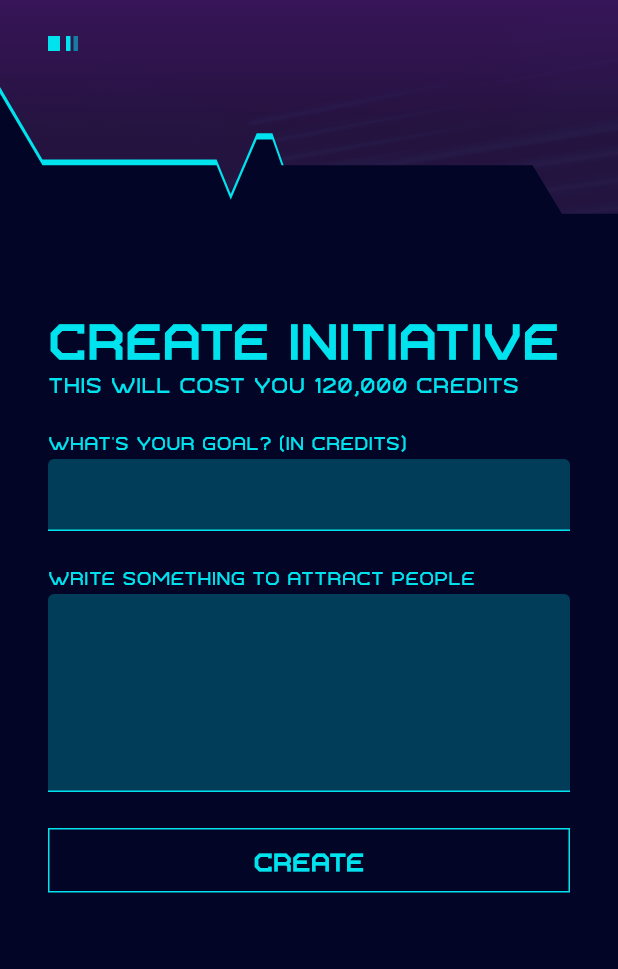
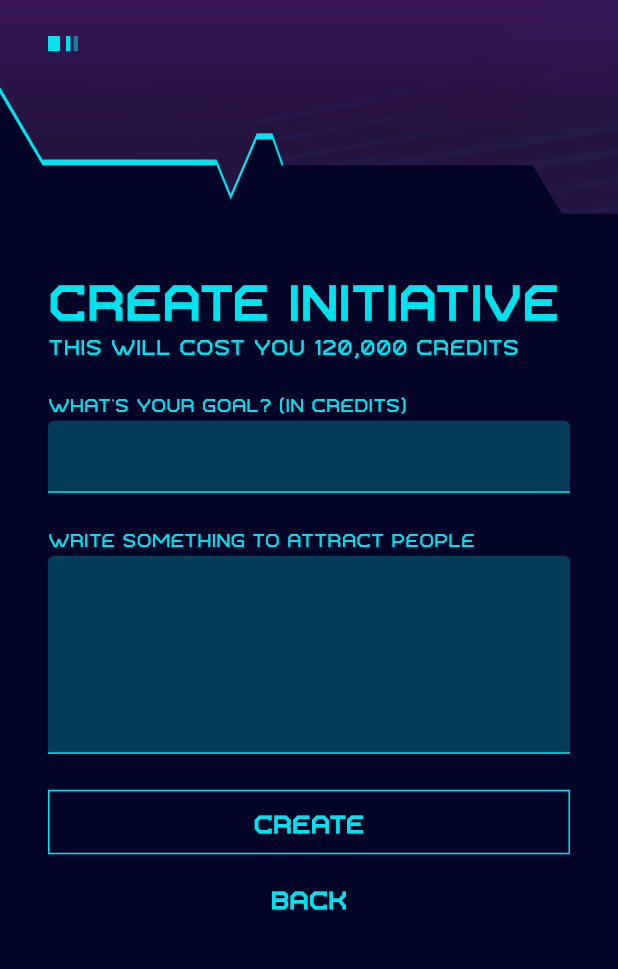
Before and after one commit to PixelaGt/engage, a Flutter app: the HomeScreen screen opened directly, after a tap on an icon or button, on a phone screen of 412 x 824 dp, the part 120-1089 px from its top. Run offline on Flutter 3.47's test engine with Material 2 defaults, Android fonts, the phone set to English and light mode, and no system bars; our stand-ins replace cloud_firestore, datetime_picker_formfield, firebase_auth, flutter_staggered_animations, freezed_annotation, google_sign_in and 1 more; accounts and stored records are empty; generated files the repository leaves out were written again; statements that could not run were skipped.

Commit message:
Fixes for web

```diff
--- a/lib/src/ui/screens/create_initiative.dart
+++ b/lib/src/ui/screens/create_initiative.dart
@@ -121,7 +121,11 @@ class _CreateInitiativeScreenState extends State<CreateInitiativeScreen> {
                                 ),
                                 SizedBox(height: 24.0),
                                 SquareButton(
-                                    'Create'.toUpperCase(), _createInitiative)
+                                    'Create'.toUpperCase(), _createInitiative),
+                                SizedBox(height: 8.0),
+                                SquareButton(
+                                    'Back', () => context.navigator.back(),
+                                    flat: true)
                               ],
                             ),
                           ),
--- a/lib/src/ui/screens/credits.dart
+++ b/lib/src/ui/screens/credits.dart
@@ -25,7 +25,7 @@ class _CreditsScreenState extends State<CreditsScreen> {
       padding: EdgeInsets.zero,
       children: [
         WebsafeSvg.asset('assets/svg/header-decoration.svg',
-            fit: BoxFit.fill, height: 80.0),
+            fit: BoxFit.cover, height: 80.0, width: context.width),
         SizedBox(height: 24.0),
         ListView(
             shrinkWrap: true,
--- a/lib/src/ui/screens/initiatives.dart
+++ b/lib/src/ui/screens/initiatives.dart
@@ -27,7 +27,7 @@ class _InitiativesScreenState extends State<InitiativesScreen> {
         padding: EdgeInsets.zero,
         children: [
           WebsafeSvg.asset('assets/svg/header-decoration.svg',
-              fit: BoxFit.fill, height: 80.0),
+              fit: BoxFit.cover, height: 80.0, width: context.width),
           SizedBox(height: 24.0),
           ListView(
             shrinkWrap: true,
--- a/lib/src/ui/screens/mine.dart
+++ b/lib/src/ui/screens/mine.dart
@@ -97,7 +97,11 @@ class _MineScreenState extends State<MineScreen> {
                                       : () => _start(),
                                 ),
                                 SizedBox(height: 16.0),
-                                CyberButton('Transfer', _credit)
+                                CyberButton('Transfer', _credit),
+                                SizedBox(height: 8.0),
+                                SquareButton(
+                                    'Back', () => context.navigator.back(),
+                                    flat: true)
                               ])),
                         ),
                         onPressed: null),
--- a/lib/src/ui/widgets/common/square_button.dart
+++ b/lib/src/ui/widgets/common/square_button.dart
@@ -3,10 +3,12 @@ import 'package:flutter/material.dart';
 class SquareButton extends StatelessWidget {
   final String text;
   final VoidCallback onPressed;
+  final bool flat;
 
   SquareButton(
     this.text,
     this.onPressed, {
+    this.flat = false,
     Key key,
   }) : super(key: key);
 
@@ -20,7 +22,9 @@ class SquareButton extends StatelessWidget {
           height: 43.0,
           padding: const EdgeInsets.symmetric(horizontal: 24.0),
           decoration: BoxDecoration(
-            border: Border.all(width: 1.0, color: const Color(0xff00e3ee)),
+            border: Border.all(
+                width: 1.0,
+                color: flat ? Colors.transparent : const Color(0xff00e3ee)),
             boxShadow: [],
           ),
           child: Center(
```
Also changed, not shown: lib/src/ui/screens/support_initiative.dart (+8 -1 lines).
